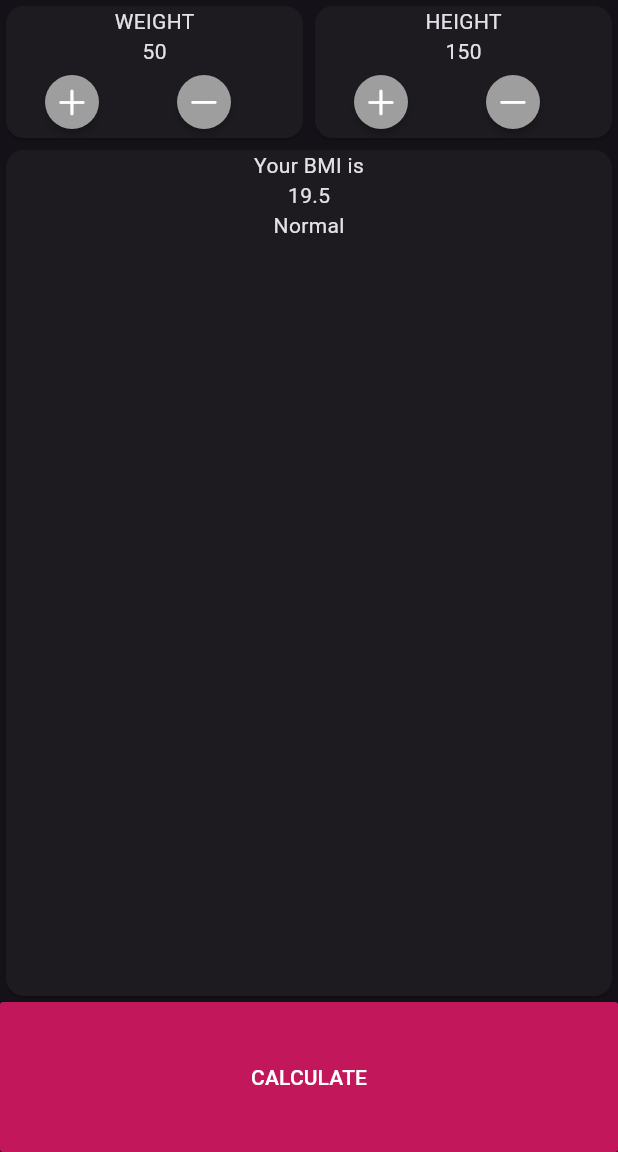
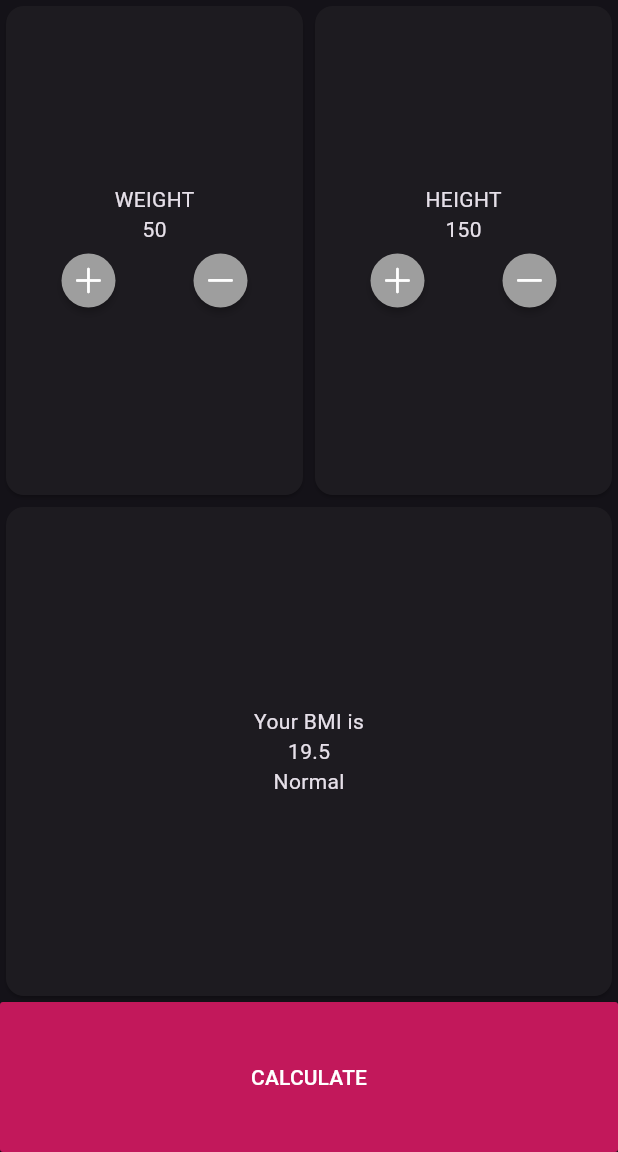
Before and after one commit to shmllslmt/weightwatcher, a Flutter app: the screen it shows after launch, on a phone screen of 412 x 824 dp, the part 84-1236 px from its top. Run offline on Flutter 3.47's test engine with Material 3 defaults, Android fonts, the phone set to English and light mode, and no system bars.

Commit message:
Centered UI

```diff
--- a/lib/main.dart
+++ b/lib/main.dart
@@ -24,15 +24,18 @@ class BMIApp extends StatelessWidget {
         body: Column(
           crossAxisAlignment: CrossAxisAlignment.stretch,
           children: [
-            Row(
+            Expanded(
+              child: Row(
                 children: [
                   Expanded(
                     child: Card(
                       child: Column(
+                        mainAxisAlignment: MainAxisAlignment.center,
                         children: [
                           Text("WEIGHT"),
                           Text("50"),
                           Row(
+                            mainAxisAlignment: MainAxisAlignment.center,
                             children: [
                               MaterialButton(
                                 onPressed: () {},
@@ -55,10 +58,12 @@ class BMIApp extends StatelessWidget {
                   Expanded(
                     child: Card(
                       child: Column(
+                        mainAxisAlignment: MainAxisAlignment.center,
                         children: [
                           Text("HEIGHT"),
                           Text("150"),
                           Row(
+                            mainAxisAlignment: MainAxisAlignment.center,
                             children: [
                               MaterialButton(
                                 onPressed: () {},
@@ -80,9 +85,11 @@ class BMIApp extends StatelessWidget {
                   ),
                 ],
               ),
+            ),
             Expanded(
               child: Card(
                 child: Column(
+                  mainAxisAlignment: MainAxisAlignment.center,
                   children: [
                     Text("Your BMI is"),
                     Text("19.5"),
```
Lines whose indentation alone changed are shown as unchanged.
